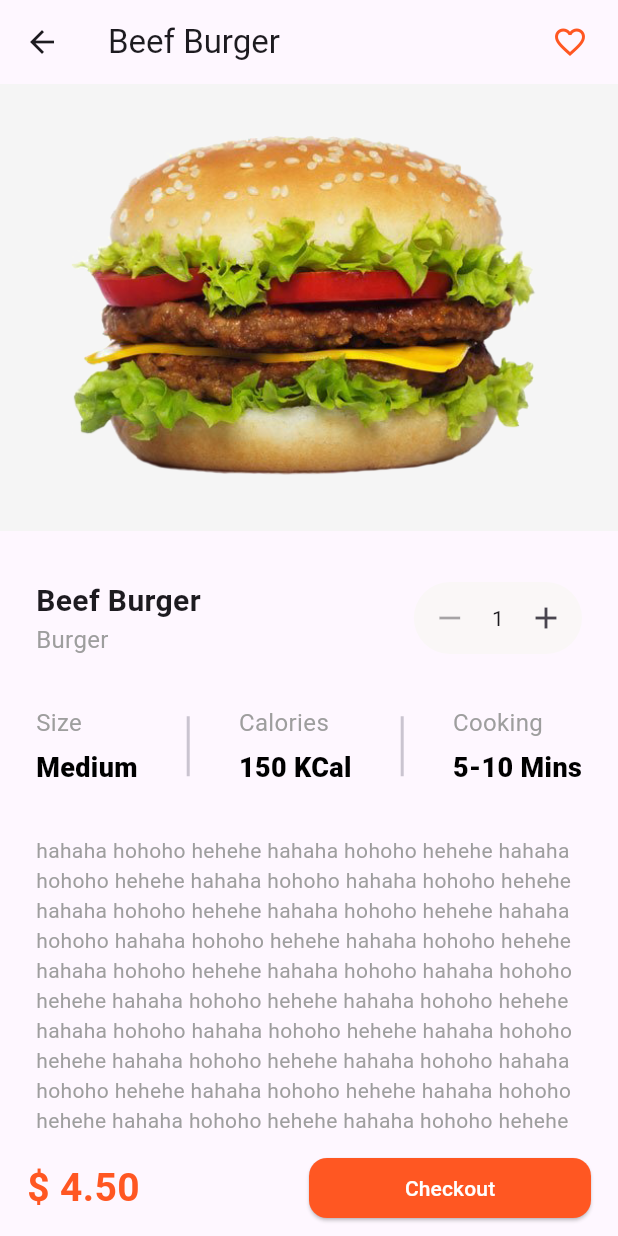
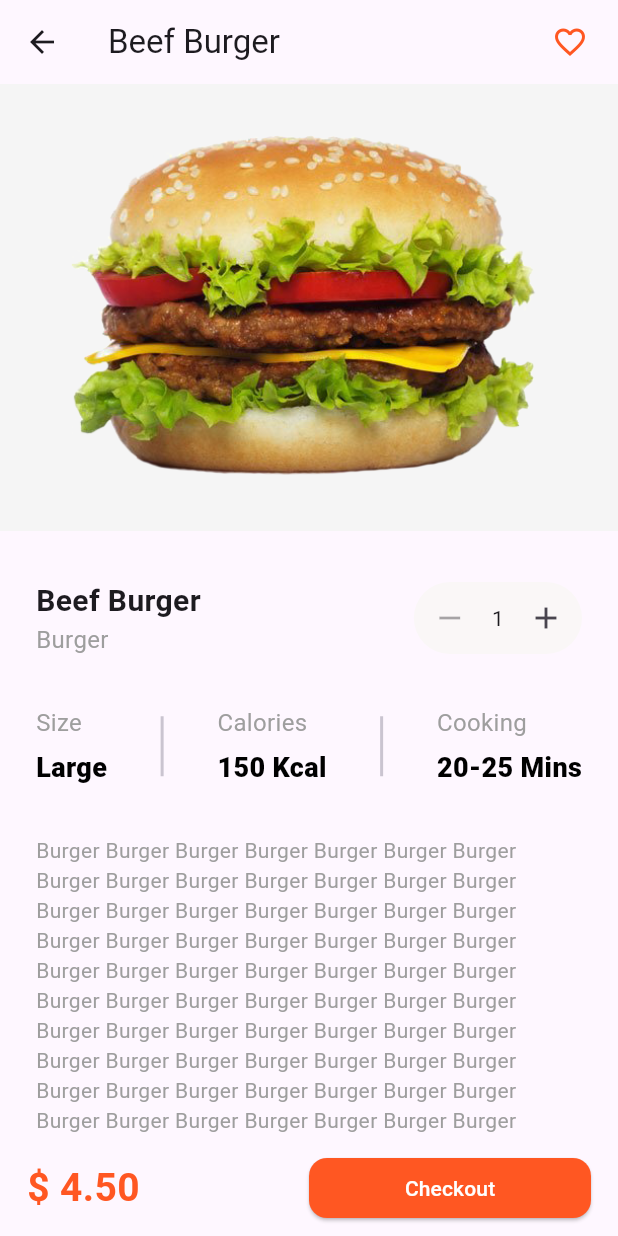
Before and after one commit to RamiYacoub/food_delivery_app, a Flutter app: the ProductDetails screen opened directly with sample values from the repository, on a phone screen of 412 x 824 dp. Run offline on Flutter 3.47's test engine with Material 2 defaults, Android fonts, the phone set to English and light mode, and no system bars; Roboto replaces fonts that are missing (Montserrat).

Commit message:
add calories,cooking,size and description to the food item model

```diff
--- a/lib/models/food_items.dart
+++ b/lib/models/food_items.dart
@@ -7,6 +7,10 @@ class FoodItem {
   final double price;
   final String category;
   final bool isFavorite;
+  final String size;
+  final String calories;
+  final String cooking;
+  final String description;
 
   const FoodItem({
     required this.id,
@@ -17,6 +21,10 @@ class FoodItem {
     required this.price,
     required this.category,
     this.isFavorite = false,
+    required this.size,
+    required this.calories,
+    required this.cooking,
+    required this.description,
   });
 
   FoodItem copyWith({
@@ -28,6 +36,10 @@ class FoodItem {
     double? price,
     String? category,
     bool? isFavorite,
+    String? size,
+    String? calories,
+    String? cooking,
+    String? description,
   }) {
     return FoodItem(
       id: id ?? this.id,
@@ -38,6 +50,10 @@ class FoodItem {
       price: price ?? this.price,
       category: category ?? this.category,
       isFavorite: isFavorite ?? this.isFavorite,
+      size: size ?? this.size,
+      calories: calories ?? this.calories,
+      cooking: cooking ?? this.cooking,
+      description: description ?? this.description,
     );
   }
 }
@@ -50,7 +66,13 @@ List<FoodItem> listOfItems = [
     estimatedTime: '30',
     frequencyOfSelling: 120,
     price: 4.5,
-      category: 'Burger'),
+    category: 'Burger',
+    size: 'Large',
+    calories: '150 Kcal',
+    cooking: '20-25 Mins',
+    description:
+        'Burger Burger Burger Burger Burger Burger Burger Burger Burger Burger Burger Burger Burger Burger Burger Burger Burger Burger Burger Burger Burger Burger Burger Burger Burger Burger Burger Burger Burger Burger Burger Burger Burger Burger Burger Burger Burger Burger Burger Burger Burger Burger Burger Burger Burger Burger Burger Burger Burger Burger Burger Burger Burger Burger Burger Burger Burger Burger Burger Burger Burger Burger Burger Burger Burger Burger Burger Burger Burger Burger Burger Burger Burger Burger Burger Burger Burger Burger Burger Burger Burger Burger Burger Burger Burger Burger Burger Burger Burger Burger Burger Burger Burger Burger Burger Burger Burger Burger Burger Burger Burger Burger Burger Burger Burger Burger Burger Burger Burger Burger Burger Burger Burger Burger Burger Burger Burger Burger Burger Burger Burger Burger Burger Burger Burger Burger Burger Burger Burger Burger Burger Burger Burger Burger Burger Burger Burger Burger Burger Burger Burger Burger Burger Burger Burger Burger Burger Burger Burger Burger Burger Burger Burger Burger Burger Burger ',
+  ),
   const FoodItem(
     id: 2,
     name: 'Lazania',
@@ -58,7 +80,13 @@ List<FoodItem> listOfItems = [
     estimatedTime: '30',
     frequencyOfSelling: 120,
     price: 3.6,
-      category: 'Pasta'),
+    category: 'Pasta',
+    size: 'Medium',
+    calories: '130 Kcal',
+    cooking: '15-25 Mins',
+    description:
+        'Pasta Pasta Pasta Pasta Pasta Pasta Pasta Pasta Pasta Pasta Pasta Pasta Pasta Pasta Pasta Pasta Pasta Pasta Pasta Pasta Pasta Pasta Pasta Pasta Pasta Pasta Pasta Pasta Pasta Pasta Pasta Pasta Pasta Pasta Pasta Pasta Pasta Pasta Pasta Pasta Pasta Pasta Pasta Pasta Pasta Pasta Pasta Pasta Pasta Pasta Pasta Pasta Pasta Pasta Pasta Pasta Pasta Pasta Pasta Pasta Pasta Pasta Pasta Pasta Pasta Pasta Pasta Pasta Pasta Pasta Pasta Pasta Pasta Pasta Pasta Pasta Pasta Pasta Pasta Pasta Pasta Pasta Pasta Pasta Pasta Pasta Pasta Pasta Pasta Pasta Pasta Pasta Pasta Pasta Pasta Pasta Pasta Pasta Pasta Pasta Pasta Pasta Pasta Pasta Pasta Pasta Pasta Pasta Pasta Pasta Pasta Pasta Pasta Pasta Pasta Pasta Pasta Pasta Pasta Pasta Pasta Pasta Pasta Pasta Pasta Pasta Pasta Pasta Pasta Pasta Pasta Pasta Pasta Pasta Pasta Pasta Pasta Pasta Pasta Pasta Pasta Pasta Pasta Pasta Pasta Pasta Pasta Pasta Pasta Pasta Pasta Pasta Pasta Pasta Pasta Pasta Pasta Pasta Pasta Pasta Pasta Pasta Pasta Pasta Pasta Pasta Pasta Pasta Pasta Pasta Pasta Pasta Pasta Pasta Pasta Pasta Pasta Pasta Pasta Pasta Pasta Pasta Pasta Pasta ',
+  ),
   const FoodItem(
     id: 3,
     name: 'Cola',
@@ -66,7 +94,13 @@ List<FoodItem> listOfItems = [
     estimatedTime: '30',
     frequencyOfSelling: 120,
     price: 5,
-      category: 'Drinks'),
+    category: 'Drinks',
+    size: 'small',
+    calories: '130 Kcal',
+    cooking: '10-15 Mins',
+    description:
+        'Drinks Drinks Drinks Drinks Drinks Drinks Drinks Drinks Drinks Drinks Drinks Drinks Drinks Drinks Drinks Drinks Drinks Drinks Drinks Drinks Drinks Drinks Drinks Drinks Drinks Drinks Drinks Drinks Drinks Drinks Drinks Drinks Drinks Drinks Drinks Drinks Drinks Drinks Drinks Drinks Drinks Drinks Drinks Drinks Drinks Drinks Drinks Drinks Drinks Drinks Drinks Drinks Drinks Drinks Drinks Drinks Drinks Drinks Drinks Drinks Drinks Drinks Drinks Drinks Drinks Drinks Drinks Drinks Drinks Drinks Drinks Drinks Drinks Drinks Drinks Drinks Drinks Drinks Drinks Drinks Drinks Drinks Drinks Drinks Drinks Drinks Drinks Drinks Drinks Drinks Drinks Drinks Drinks Drinks Drinks Drinks Drinks Drinks Drinks Drinks Drinks Drinks Drinks Drinks Drinks Drinks Drinks Drinks Drinks Drinks Drinks Drinks Drinks Drinks Drinks Drinks Drinks Drinks Drinks Drinks Drinks Drinks Drinks Drinks Drinks Drinks Drinks Drinks Drinks Drinks Drinks Drinks Drinks Drinks Drinks Drinks Drinks Drinks Drinks Drinks Drinks Drinks Drinks Drinks Drinks Drinks Drinks Drinks Drinks Drinks Drinks Drinks ',
+  ),
   const FoodItem(
     id: 4,
     name: 'Broast',
@@ -74,7 +108,13 @@ List<FoodItem> listOfItems = [
     estimatedTime: '30',
     frequencyOfSelling: 120,
     price: 3.9,
-      category: 'Chicken'),
+    category: 'Chicken',
+    size: 'Medium',
+    calories: '155 Kcal',
+    cooking: '10-18 Mins',
+    description:
+        'Chicken Chicken Chicken Chicken Chicken Chicken Chicken Chicken Chicken Chicken Chicken Chicken Chicken Chicken Chicken Chicken Chicken Chicken Chicken Chicken Chicken Chicken Chicken Chicken Chicken Chicken Chicken Chicken Chicken Chicken Chicken Chicken Chicken Chicken Chicken Chicken Chicken Chicken Chicken Chicken Chicken Chicken Chicken Chicken Chicken Chicken Chicken Chicken Chicken Chicken Chicken Chicken Chicken Chicken Chicken Chicken Chicken Chicken Chicken Chicken Chicken Chicken Chicken Chicken Chicken Chicken Chicken Chicken Chicken Chicken Chicken Chicken Chicken Chicken Chicken Chicken Chicken Chicken Chicken Chicken Chicken Chicken Chicken Chicken Chicken Chicken Chicken Chicken Chicken Chicken Chicken Chicken Chicken Chicken Chicken Chicken Chicken Chicken Chicken Chicken Chicken Chicken Chicken Chicken Chicken Chicken Chicken Chicken Chicken Chicken Chicken Chicken Chicken Chicken Chicken Chicken Chicken Chicken Chicken Chicken Chicken Chicken Chicken Chicken Chicken Chicken Chicken Chicken Chicken Chicken Chicken Chicken ',
+  ),
   const FoodItem(
     id: 5,
     name: 'Steak',
@@ -82,7 +122,13 @@ List<FoodItem> listOfItems = [
     estimatedTime: '30',
     frequencyOfSelling: 120,
     price: 12.8,
-      category: 'Beef'),
+    category: 'Beef',
+    size: 'Large',
+    calories: '200 Kcal',
+    cooking: '20-22 Mins',
+    description:
+        'Beef Beef Beef Beef Beef Beef Beef Beef Beef Beef Beef Beef Beef Beef Beef Beef Beef Beef Beef Beef Beef Beef Beef Beef Beef Beef Beef Beef Beef Beef Beef Beef Beef Beef Beef Beef Beef Beef Beef Beef Beef Beef Beef Beef Beef Beef Beef Beef Beef Beef Beef Beef Beef Beef Beef Beef Beef Beef Beef Beef Beef Beef Beef Beef Beef Beef Beef Beef Beef Beef Beef Beef Beef Beef Beef Beef Beef Beef Beef Beef Beef Beef Beef Beef Beef Beef Beef Beef Beef Beef Beef Beef Beef Beef Beef Beef Beef Beef Beef Beef Beef Beef Beef Beef Beef Beef Beef Beef Beef Beef Beef Beef Beef Beef Beef Beef Beef Beef Beef Beef Beef Beef Beef Beef Beef Beef Beef Beef Beef Beef Beef Beef Beef Beef Beef Beef Beef Beef Beef Beef Beef Beef Beef Beef Beef Beef Beef Beef Beef Beef Beef Beef Beef Beef Beef Beef Beef Beef Beef Beef Beef Beef Beef Beef Beef Beef Beef Beef Beef Beef Beef Beef Beef Beef Beef Beef Beef Beef Beef Beef Beef Beef Beef Beef Beef Beef Beef Beef Beef Beef Beef Beef Beef Beef Beef Beef Beef Beef Beef Beef Beef Beef Beef Beef Beef Beef Beef ',
+  ),
   const FoodItem(
     id: 6,
     name: 'Vegetables Pizza',
@@ -90,5 +136,11 @@ List<FoodItem> listOfItems = [
     estimatedTime: '30',
     frequencyOfSelling: 120,
     price: 9.2,
-      category: 'Pizza'),
+    category: 'Pizza',
+    size: 'small',
+    calories: '100 Kcal',
+    cooking: '10-12 Mins',
+    description:
+        'Pizza Pizza Pizza Pizza Pizza Pizza Pizza Pizza Pizza Pizza Pizza Pizza Pizza Pizza Pizza Pizza Pizza Pizza Pizza Pizza Pizza Pizza Pizza Pizza Pizza Pizza Pizza Pizza Pizza Pizza Pizza Pizza Pizza Pizza Pizza Pizza Pizza Pizza Pizza Pizza Pizza Pizza Pizza Pizza Pizza Pizza Pizza Pizza Pizza Pizza Pizza Pizza Pizza Pizza Pizza Pizza Pizza Pizza Pizza Pizza Pizza Pizza Pizza Pizza Pizza Pizza Pizza Pizza Pizza Pizza Pizza Pizza Pizza Pizza Pizza Pizza Pizza Pizza Pizza Pizza Pizza Pizza Pizza Pizza Pizza Pizza Pizza Pizza Pizza Pizza Pizza Pizza Pizza Pizza Pizza Pizza Pizza Pizza Pizza Pizza Pizza Pizza Pizza Pizza Pizza Pizza Pizza Pizza Pizza Pizza Pizza Pizza Pizza Pizza Pizza Pizza Pizza Pizza Pizza Pizza Pizza Pizza Pizza Pizza Pizza Pizza Pizza Pizza Pizza Pizza Pizza Pizza Pizza Pizza Pizza Pizza Pizza Pizza Pizza Pizza Pizza Pizza Pizza Pizza Pizza Pizza Pizza Pizza Pizza Pizza Pizza Pizza Pizza Pizza Pizza Pizza Pizza Pizza Pizza Pizza Pizza Pizza Pizza Pizza Pizza Pizza Pizza Pizza Pizza Pizza Pizza Pizza Pizza Pizza Pizza Pizza ',
+  ),
 ];
--- a/lib/pages/product_details.dart
+++ b/lib/pages/product_details.dart
@@ -143,14 +143,14 @@ class _ProductDetailsState extends State<ProductDetails> {
                           const SizedBox(
                             height: 32.0,
                           ),
-                          const Row(
+                          Row(
                             mainAxisAlignment: MainAxisAlignment.spaceBetween,
                             children: [
                               ProductDetailsProrerty(
                                 title: 'Size',
-                                value: 'Medium',
+                                value: widget.foodItem.size,
                               ),
-                              SizedBox(
+                              const SizedBox(
                                 height: 40.0,
                                 child: VerticalDivider(
                                   thickness: 2.0,
@@ -158,9 +158,9 @@ class _ProductDetailsState extends State<ProductDetails> {
                               ),
                               ProductDetailsProrerty(
                                 title: 'Calories',
-                                value: '150 KCal',
+                                value: widget.foodItem.calories,
                               ),
-                              SizedBox(
+                              const SizedBox(
                                 height: 40.0,
                                 child: VerticalDivider(
                                   thickness: 2.0,
@@ -168,16 +168,16 @@ class _ProductDetailsState extends State<ProductDetails> {
                               ),
                               ProductDetailsProrerty(
                                 title: 'Cooking',
-                                value: '5-10 Mins',
+                                value: widget.foodItem.cooking,
                               ),
                             ],
                           ),
                           const SizedBox(
                             height: 32.0,
                           ),
-                          const Text(
-                            'hahaha hohoho hehehe hahaha hohoho hehehe hahaha hohoho hehehe hahaha hohoho hahaha hohoho hehehe hahaha hohoho hehehe hahaha hohoho hehehe hahaha hohoho hahaha hohoho hehehe hahaha hohoho hehehe hahaha hohoho hehehe hahaha hohoho hahaha hohoho hehehe hahaha hohoho hehehe hahaha hohoho hehehe hahaha hohoho hahaha hohoho hehehe hahaha hohoho hehehe hahaha hohoho hehehe hahaha hohoho hahaha hohoho hehehe hahaha hohoho hehehe hahaha hohoho hehehe hahaha hohoho hehehe hahaha hohoho hehehe hahaha hohoho hehehe hahaha hohoho hehehe hahaha hohoho hehehe hahaha hohoho hehehe hahaha hohoho hehehe hahaha hohoho hehehe hahaha hohoho hehehe hahaha hohoho hehehe hahaha hohoho hehehe hahaha hohoho hehehe hahaha hohoho hehehe hahaha hohoho hehehe hahaha hohoho hehehe hahaha hohoho hehehe ',
-                            style: TextStyle(
+                          Text(
+                            widget.foodItem.description,
+                            style: const TextStyle(
                               fontSize: 14.0,
                               fontWeight: FontWeight.w400,
                               color: Colors.grey,
```
Lines whose indentation alone changed are shown as unchanged.
